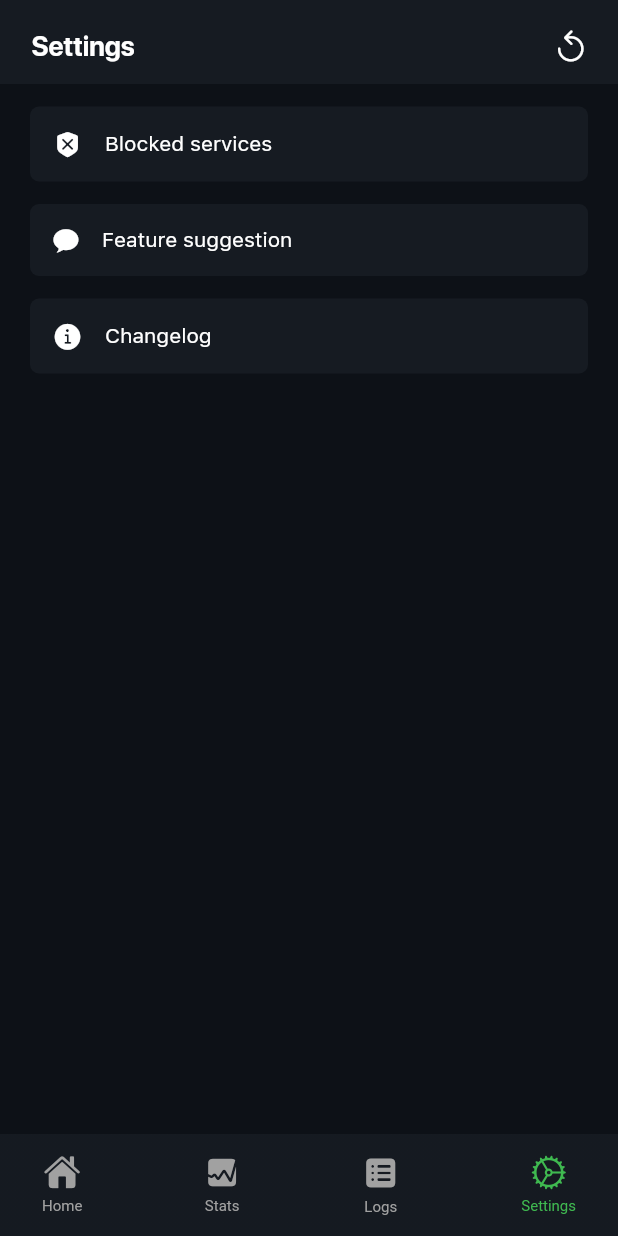
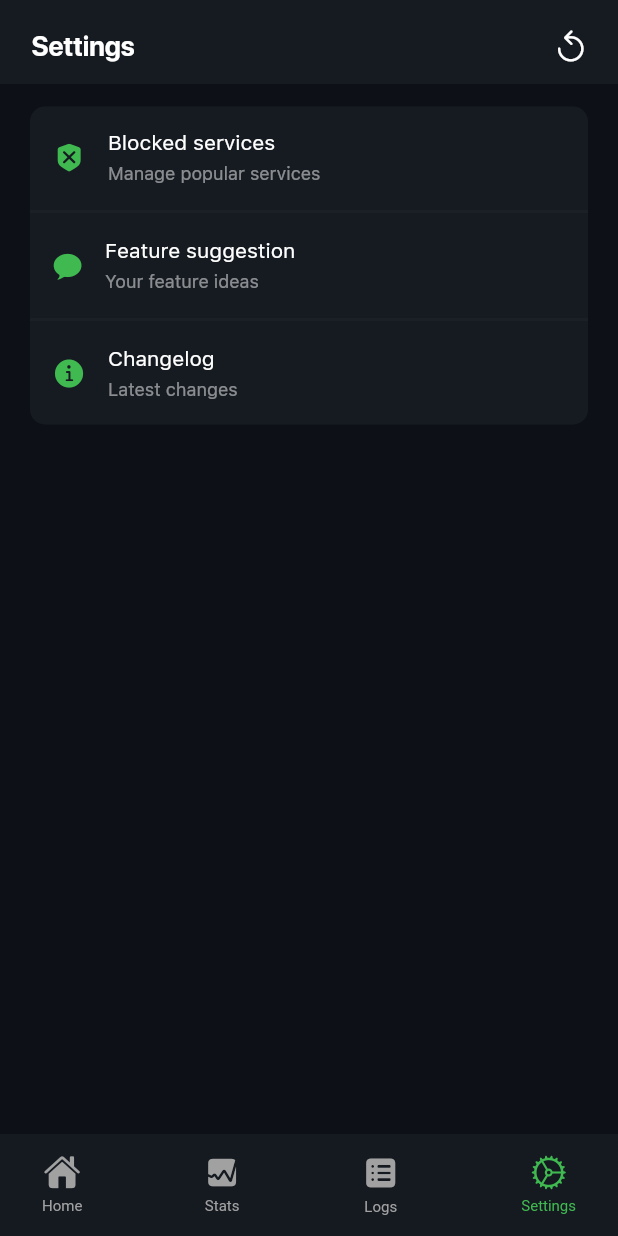
Before and after one commit to zero-stealth/Pihole-Manager, a Flutter app: the Dashboard screen opened directly, item 4 of the bottom bar chosen, on a phone screen of 412 x 824 dp. Run offline on Flutter 3.47's test engine with Material 2 defaults, Android fonts, the phone set to English and light mode, and no system bars; our stand-ins replace flutter_dotenv, flutter_svg, loading_animation_widget, sqflite; accounts and stored records are empty.

Commit message:
:zap: Settings page ui changes

```diff
--- a/lib/screens/Settings.dart
+++ b/lib/screens/Settings.dart
@@ -333,12 +333,24 @@ class _SettingsState extends State<Settings> {
 
   @override
   Widget build(BuildContext context) {
-    return Column(
+    return Container(
+      padding: EdgeInsets.only(
+        top: 16.0,
+        bottom: 16.0,
+      ),
+      decoration: BoxDecoration(
+        color: const Color(0xFF161B22),
+        borderRadius: BorderRadius.circular(10.0),
+      ),
+      width: double.infinity,
+      child: Column(
         children: [
           SettingsItem(
             icon: CupertinoIcons.xmark_shield_fill,
             name: "Blocked services",
-          iconSize: 20.0,
+            subtitle: "Manage popular services",
+            iconSize: 22.0,
+            borderStatus: true,
             onPressed: () {
               Navigator.push(
                 context,
@@ -349,7 +361,9 @@ class _SettingsState extends State<Settings> {
           SettingsItem(
             icon: CupertinoIcons.chat_bubble_fill,
             name: "Feature suggestion",
-          iconSize: 18.0,
+            subtitle: "Your feature ideas",
+            iconSize: 20.0,
+            borderStatus: true,
             onPressed: () {
               feedbackModal(context);
             },
@@ -357,12 +371,15 @@ class _SettingsState extends State<Settings> {
           SettingsItem(
             icon: CupertinoIcons.info_circle_fill,
             name: "Changelog",
-          iconSize: 20.0,
+            subtitle: "Latest changes",
+            borderStatus: false,
+            iconSize: 22.0,
             onPressed: () {
               aboutModal(context);
             },
           ),
         ],
+      ),
     );
   }
 }
@@ -403,20 +420,41 @@ class SettingsItem extends StatelessWidget {
   final String name;
   final IconData icon;
   final double iconSize;
+  final bool borderStatus;
   final Function onPressed;
+  final String subtitle;
 
   SettingsItem({
     required this.name,
     required this.icon,
     required this.iconSize,
     required this.onPressed,
+    required this.borderStatus,
+    required this.subtitle,
   });
+
+  myBorder(s) {
+    if (s == true) {
+      return Column(
+        children: [
+          SizedBox(height: 10.0),
+          Divider(
+            color: Colors.grey.withOpacity(0.04),
+            thickness: 2.0,
+          ),
+          SizedBox(height: 10.0),
+        ],
+      );
+    } else {
+      return Container();
+    }
+  }
 
   @override
   Widget build(BuildContext context) {
-    return Container(
-      margin: EdgeInsets.only(bottom: 15.0),
-      child: InkWell(
+    return Column(
+      children: [
+        InkWell(
           enableFeedback: true,
           borderRadius: BorderRadius.circular(6.0),
           onTap: () {
@@ -424,13 +462,11 @@ class SettingsItem extends StatelessWidget {
           },
           child: Container(
             padding: const EdgeInsets.only(
-            top: 15.0,
-            bottom: 15.0,
               left: 15.0,
               right: 15.0,
             ),
             decoration: BoxDecoration(
-            color: const Color(0xFF161B22),
+              color: Colors.transparent,
               borderRadius: BorderRadius.circular(6.0),
             ),
             child: Row(
@@ -440,9 +476,12 @@ class SettingsItem extends StatelessWidget {
                 Icon(
                   icon,
                   size: iconSize,
-                color: Colors.white,
+                  color: Color(0xff3FB950),
                 ),
                 SizedBox(width: 15.0),
+                Column(
+                  crossAxisAlignment: CrossAxisAlignment.start,
+                  children: [
                     Text(
                       name,
                       style: TextStyle(
@@ -451,10 +490,23 @@ class SettingsItem extends StatelessWidget {
                         color: Colors.white,
                       ),
                     ),
+                    SizedBox(height: 5.0),
+                    Text(
+                      subtitle,
+                      style: TextStyle(
+                        color: Colors.white.withOpacity(0.5),
+                        fontSize: 12.0,
+                        fontFamily: "SFT-Regular",
+                      ),
+                    ),
+                  ],
+                ),
               ],
             ),
           ),
         ),
+        myBorder(borderStatus),
+      ],
     );
   }
 }
```
Also changed, not shown: lib/screens/Statistics.dart (+20 -0 lines). Lines whose indentation alone changed are shown as unchanged.
